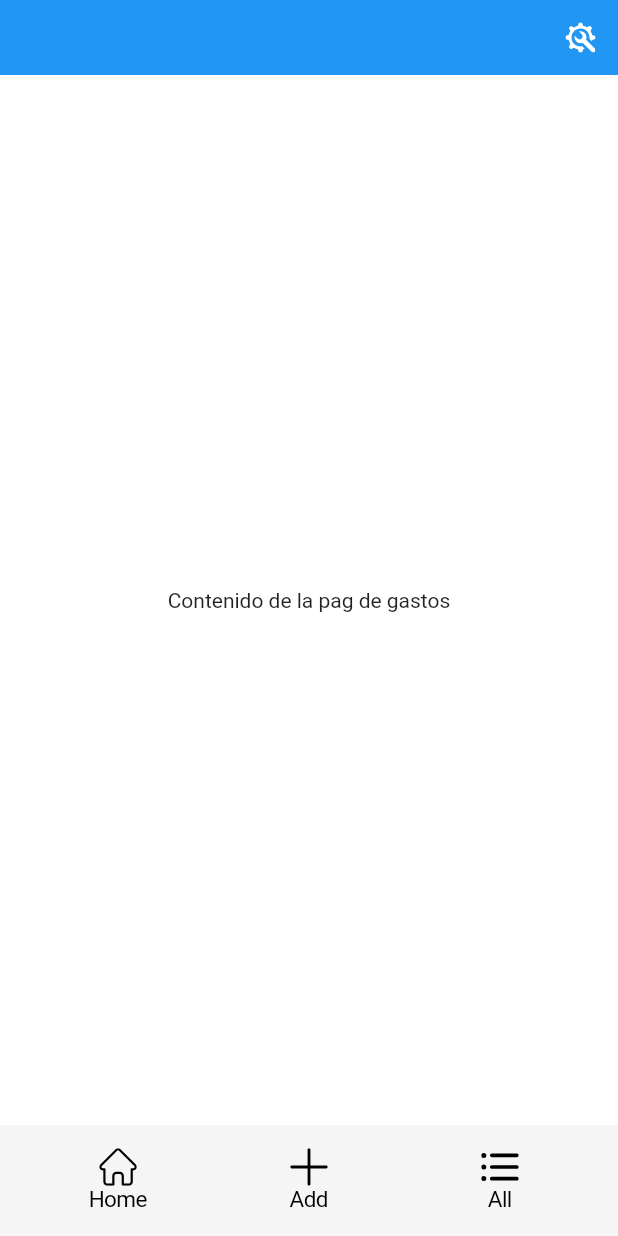
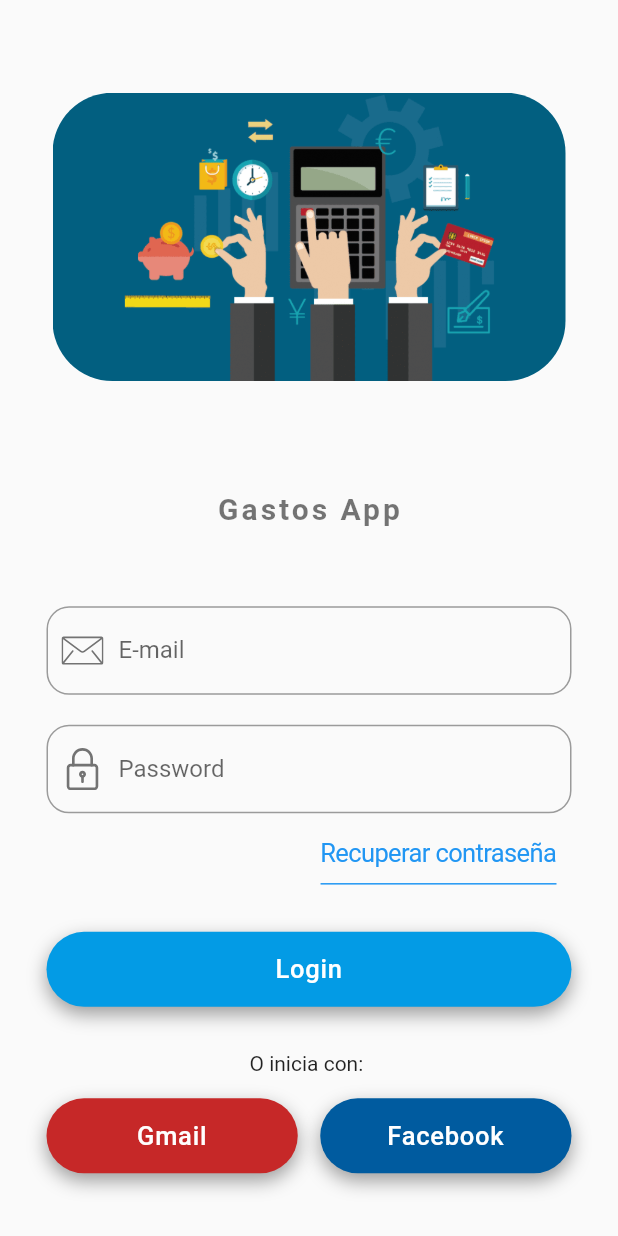
Before and after one commit to gramirezg10/flutter_gastos_app, a Flutter app: the screen it shows after launch, on a phone screen of 412 x 824 dp. Run offline on Flutter 3.47's test engine with Material 2 defaults, Android fonts, the phone set to English and light mode, and no system bars; our stand-ins replace after_layout, flutter_svg, shared_preferences.

Commit message:
desarrollos del login hasta el video de darwin 66

```diff
--- a/lib/main.dart
+++ b/lib/main.dart
@@ -1,20 +1,28 @@
 import 'package:flutter/material.dart';
+import 'package:flutter/services.dart';
 import 'package:spends_app/src/config/routes.dart';
 import 'package:spends_app/src/pages/splash_page.dart';
 
 void main() {
   runApp(MyApp());
+  SystemChrome.setSystemUIOverlayStyle(SystemUiOverlayStyle.light);
 }
 
 class MyApp extends StatelessWidget {
   // This widget is the root of your application.
   @override
   Widget build(BuildContext context) {
-    return MaterialApp(
-      debugShowCheckedModeBanner: false,
-      title: 'Flutter Demo',
-      home: SplashPage(),
-      routes: getAppRoute(),
+    return GestureDetector(
+      onTap: () {
+        final FocusScopeNode focus = FocusScope.of(context);
+        if (focus.hasPrimaryFocus) focus.unfocus();
+      },
+      child: MaterialApp(
+        debugShowCheckedModeBanner: false,
+        title: 'Flutter Demo',
+        home: SplashPage(),
+        routes: getAppRoute(),
+      ),
     );
   }
 }
--- a/lib/src/config/routes.dart
+++ b/lib/src/config/routes.dart
@@ -2,6 +2,7 @@ import 'package:flutter/material.dart';
 import 'package:spends_app/src/pages/add_spend_page.dart';
 import 'package:spends_app/src/pages/all_spends.dart';
 import 'package:spends_app/src/pages/home_page.dart';
+import 'package:spends_app/src/pages/login_page.dart';
 import 'package:spends_app/src/pages/settings_page.dart';
 
 Map<String, WidgetBuilder> getAppRoute() {
@@ -10,5 +11,6 @@ Map<String, WidgetBuilder> getAppRoute() {
     AddSpendPage.pageName : (BuildContext context) => AddSpendPage(),
     SettingsPage.pageName : (BuildContext context) => SettingsPage(),
     AllSpendsPage.pageName : (BuildContext context) => AllSpendsPage(),
+    LoginPage.pageName : (BuildContext context) => LoginPage(),
   };
 }
--- /dev/null
+++ b/lib/src/pages/login_page.dart
@@ -0,0 +1,217 @@
+import 'package:flutter/cupertino.dart';
+import 'package:flutter/material.dart';
+import 'package:flutter_svg/svg.dart';
+import 'package:shared_preferences/shared_preferences.dart';
+import 'package:spends_app/src/pages/home_page.dart';
+import 'package:spends_app/src/widgets/my_btn2.dart';
+
+class LoginPage extends StatefulWidget {
+  static final pageName = 'LoginPageRoute';
+  String keySharePrefs = 'wasLogin';
+
+  @override
+  _LoginPageState createState() => _LoginPageState();
+}
+
+class _LoginPageState extends State<LoginPage> {
+  FocusNode _focusNodePassword = FocusNode();
+  GlobalKey<FormState> _formKey = GlobalKey();
+  String _email = '', _password = '';
+
+  @override
+  void dispose() {
+    _focusNodePassword.dispose();
+    super.dispose();
+  }
+
+  @override
+  Widget build(BuildContext context) {
+    final MediaQueryData media = MediaQuery.of(context);
+    final Size size = media.size;
+    final EdgeInsets padding = media.padding;
+
+    return Scaffold(
+      body: SafeArea(
+          child: Container(
+        width: double.infinity,
+        height: double.infinity,
+        padding: EdgeInsets.all(15),
+        child: SingleChildScrollView(
+          child: Container(
+            height: size.height - padding.top - padding.bottom,
+            child: Column(
+              mainAxisAlignment: MainAxisAlignment.spaceAround,
+              children: [
+                Container(
+                  padding: EdgeInsets.all(20),
+                  child: ClipRRect(
+                      borderRadius: BorderRadius.circular(40.0),
+                      child: Image.asset('assets/pictures/spends.png')),
+                ),
+
+                Text(
+                  'Gastos App',
+                  style: TextStyle(
+                      fontSize: 20,
+                      fontWeight: FontWeight.bold,
+                      letterSpacing: 2.0,
+                      color: Colors.black54),
+                ),
+                // SizedBox(height: 60),
+                ConstrainedBox(
+                    constraints: BoxConstraints(maxWidth: 350, minWidth: 200),
+                    child: Form(
+                      key: _formKey,
+                      child: Column(
+                        children: [
+                          TextFormField(
+                            decoration: InputDecoration(
+                                labelText: 'E-mail',
+                                hintText: 'example@domain.com',
+                                border: OutlineInputBorder(
+                                    borderRadius: BorderRadius.circular(15)),
+                                prefixIcon: Container(
+                                    padding: EdgeInsets.all(10),
+                                    width: 10,
+                                    height: 10,
+                                    child: SvgPicture.asset(
+                                      'assets/icons/mail.svg',
+                                      color: Colors.black54,
+                                    ))),
+                            keyboardType: TextInputType.emailAddress,
+                            keyboardAppearance: Brightness.light,
+                            textInputAction: TextInputAction.next,
+                            validator: _validateEmail,
+                            onFieldSubmitted: (text) {
+                              _focusNodePassword.nextFocus();
+                            },
+                          ),
+                          SizedBox(height: 20),
+                          TextFormField(
+                            decoration: InputDecoration(
+                                labelText: 'Password',
+                                hintText: '**********',
+                                border: OutlineInputBorder(
+                                    borderRadius: BorderRadius.circular(15)),
+                                prefixIcon: Container(
+                                    padding: EdgeInsets.all(10),
+                                    width: 10,
+                                    height: 10,
+                                    child: SvgPicture.asset(
+                                        'assets/icons/padlock.svg',
+                                        color: Colors.black54,
+                                        ))),
+                            obscureText: true,
+                            keyboardType: TextInputType.text,
+                            keyboardAppearance: Brightness.light,
+                            focusNode: _focusNodePassword,
+                            textInputAction: TextInputAction.send,
+                            validator: _validatePassword,
+                            onFieldSubmitted: (text) => _submit(),
+                          ),
+                          SizedBox(height: 5),
+                          Row(
+                            mainAxisAlignment: MainAxisAlignment.end,
+                            children: [
+                              CupertinoButton(
+                                  padding: EdgeInsets.zero,
+                                  child: Container(
+                                    padding: EdgeInsets.symmetric(vertical: 10),
+                                    margin:
+                                        EdgeInsets.symmetric(horizontal: 10),
+                                    child: Text('Recuperar contraseña'),
+                                    decoration: BoxDecoration(
+                                        border: Border(
+                                            bottom: BorderSide(
+                                                color: Colors.blue,
+                                                width: 1.0))),
+                                  ),
+                                  onPressed: () =>
+                                      print('click en recuperar contraseña'))
+                            ],
+                          ),
+                          SizedBox(height: 30),
+                          MyBtn2(
+                              label: 'Login',
+                              fullWidth: true,
+                              onPressed: _submit,
+                              backgroundColor: Color(0xFF039be5),
+                              textColor: Colors.white),
+                          SizedBox(height: 30),
+                          Text('O inicia con: '),
+                          SizedBox(height: 15),
+                          Row(
+                            mainAxisAlignment: MainAxisAlignment.spaceEvenly,
+                            children: [
+                              Expanded(
+                                child: MyBtn2(
+                                  label: 'Gmail',
+                                  fullWidth: true,
+                                  onPressed: () {
+                                    print('call google auth');
+                                  },
+                                  backgroundColor: Color(0xFFc62828),
+                                  textColor: Colors.white,
+                                  padding: EdgeInsets.symmetric(
+                                      horizontal: 30, vertical: 15),
+                                ),
+                              ),
+                              SizedBox(width: 15),
+                              Expanded(
+                                child: MyBtn2(
+                                  label: 'Facebook',
+                                  fullWidth: true,
+                                  onPressed: () {
+                                    print('call facebook auth');
+                                  },
+                                  backgroundColor: Color(0xFF005b9f),
+                                  textColor: Colors.white,
+                                  padding: EdgeInsets.symmetric(
+                                      horizontal: 30, vertical: 15),
+                                ),
+                              ),
+                            ],
+                          ),
+                          SizedBox(height: 30),
+                        ],
+                      ),
+                    )),
+              ],
+            ),
+          ),
+        ),
+      )),
+    );
+  }
+
+  void _submit() async {
+    final bool isValid = _formKey.currentState.validate();
+    if (isValid) {
+      // llamada al back
+      print('go to backend $_email, $_password');
+
+      // falta hacer la validación en el back
+
+
+      SharedPreferences prefs = await SharedPreferences.getInstance();
+      await prefs.setBool('wasLogin', true);
+      Navigator.pushNamed(context, HomePage.pageName);
+    }
+  }
+
+  String _validateEmail(String email) {
+    if (email.isNotEmpty && email.contains('@') && email.contains('.')) {
+      _email = email;
+      return null;
+    }
+    return 'Email inválido';
+  }
+
+  String _validatePassword(String password) {
+    if (password.isNotEmpty && password.length > 4) {
+      _password = password;
+      return null;
+    }
+    return 'Contraseña inválida';
+  }
+}
--- /dev/null
+++ b/lib/src/widgets/my_btn2.dart
@@ -0,0 +1,53 @@
+import 'package:flutter/cupertino.dart';
+import 'package:flutter/material.dart';
+
+class MyBtn2 extends StatelessWidget {
+  final String label;
+  final VoidCallback onPressed;
+  final bool fullWidth;
+  final EdgeInsets padding;
+
+  final Color backgroundColor, textColor;
+
+  MyBtn2(
+      {Key key,
+      @required this.label,
+      this.onPressed,
+      this.fullWidth = false,
+      this.padding,
+      this.backgroundColor,
+      this.textColor})
+      : assert(label != null),
+        super(key: key);
+
+  @override
+  Widget build(BuildContext context) {
+    return CupertinoButton(
+      minSize: 30,
+      padding: EdgeInsets.zero,
+      child: Container(
+        width: fullWidth ? double.infinity : null,
+        padding: padding ?? EdgeInsets.symmetric(horizontal: 30, vertical: 15),
+        child: Text(
+          this.label,
+          textAlign: TextAlign.center,
+          style: TextStyle(
+              color: this.textColor ?? Colors.black,
+              fontWeight: FontWeight.w500,
+              letterSpacing: 0.5),
+        ),
+        decoration: BoxDecoration(
+          color: this.backgroundColor ?? Colors.white,
+          borderRadius: BorderRadius.circular(25),
+          boxShadow: [
+            BoxShadow(color: Colors.black38, blurRadius: 10, offset: Offset(0, 5))
+          ]
+        ),
+      ),
+      onPressed: (){
+        FocusScope.of(context).unfocus();
+        this.onPressed();
+        },
+    );
+  }
+}
--- a/pubspec.yaml
+++ b/pubspec.yaml
@@ -25,6 +25,7 @@ dependencies:
     sdk: flutter
   flutter_svg: ^0.18.1
   after_layout: ^1.0.7+2
+  shared_preferences: ^0.5.10
 
 
   # The following adds the Cupertino Icons font to your application.
@@ -49,6 +50,7 @@ flutter:
   # To add assets to your application, add an assets section, like this:
   assets:
     - assets/icons/
+    - assets/pictures/
   #   - images/a_dot_ham.jpeg
 
   # An image asset can refer to one or more resolution-specific "variants", see
```
Also changed, not shown: lib/src/pages/home_page.dart (+45 -15 lines), lib/src/pages/home_page_tabs/add_spend_tab.dart (added, +16 -0 lines), lib/src/pages/home_page_tabs/all_spends_tab.dart (added, +77 -0 lines), lib/src/pages/home_page_tabs/home_tab.dart (added, +16 -0 lines), lib/src/pages/splash_page.dart (+15 -1 lines), lib/src/widgets/bottom_menu.dart (+25 -8 lines), lib/src/widgets/my_page_view.dart (added, +38 -0 lines), assets/icons/add.svg, assets/icons/home.svg, assets/icons/mail.svg (added), assets/icons/padlock.svg (added), assets/pictures/spends.png (added), assets/pictures/spends_2.jpg (added), pubspec.lock, 3 other files.
